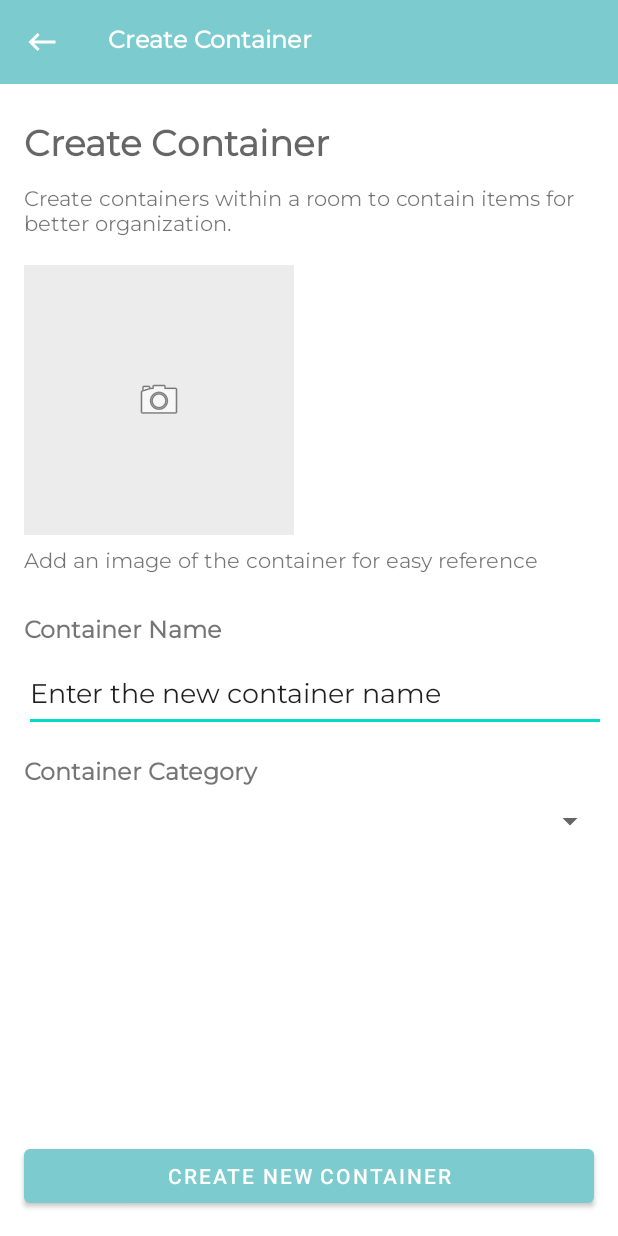
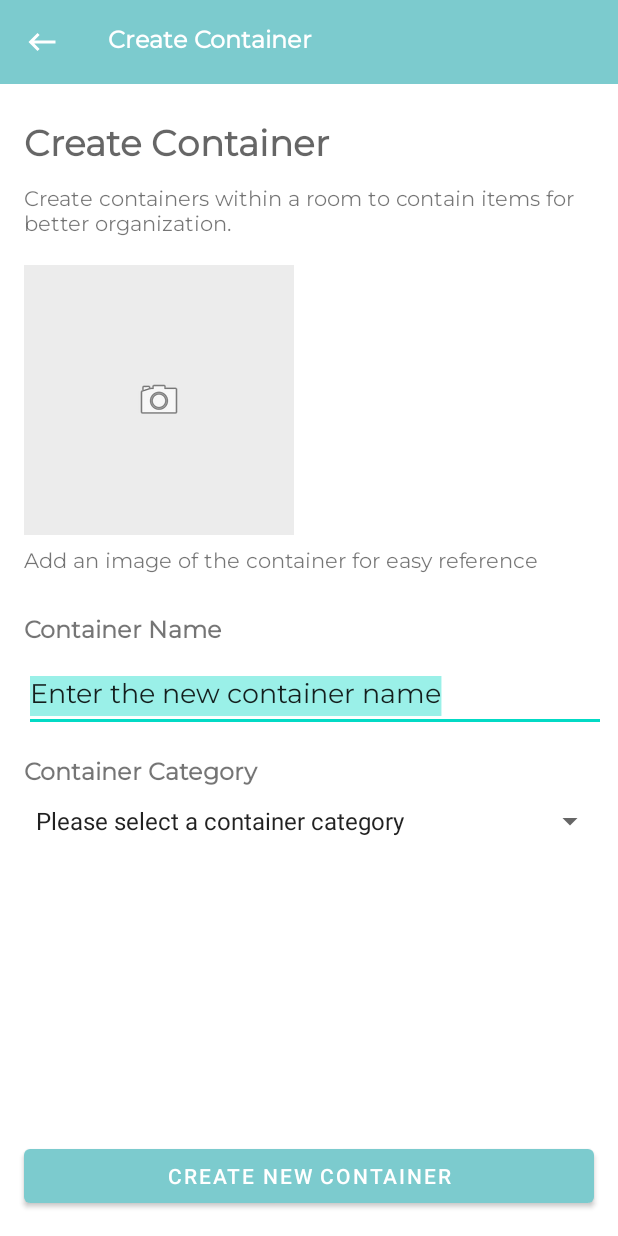
Before and after one commit to jordanchoi/mad21-t02-assignment-teampk, an Android app: the CreateContainerActivity screen opened directly, with no data from a screen before it, on a phone screen of 412 x 824 dp. Run offline under Robolectric (Android 15) with nearby library versions, the phone set to English and light mode, and no system bars.

Commit message:
Temporray Fixed Crashing if there is no Container Category for selection when creating containers. Add default "No Category" category for containers during creation of rooms?

```diff
--- a/app/src/main/java/sg/edu/np/mad/teampk/stufftrek/CreateContainerActivity.java
+++ b/app/src/main/java/sg/edu/np/mad/teampk/stufftrek/CreateContainerActivity.java
@@ -83,13 +83,7 @@ public class CreateContainerActivity extends AppCompatActivity implements Adapte
         containerCatText.setText("Container Category");
         createContainerBtn.setText("Create New Container");
 
-        // onclicklistener for EditText to reset the placeholder text - improve UX
-        inputContainerName.setOnClickListener(new View.OnClickListener(){
-            @Override
-            public void onClick(View view) {
-                inputContainerName.setText("");
-            }
-        });
+        inputContainerName.setSelectAllOnFocus(true);
 
         // Initialize DBHandler to retrieve the container categories within the room
         db = new DBHandler(this, null, null, 1);
@@ -97,6 +91,7 @@ public class CreateContainerActivity extends AppCompatActivity implements Adapte
 
         // ArrayList for the Spinner
         ArrayList<String> containerCatSpinnerItems = new ArrayList<String>();
+        containerCatSpinnerItems.add("Please select a container category");
 
         categorySpinner.setOnItemSelectedListener(this);
 
```
